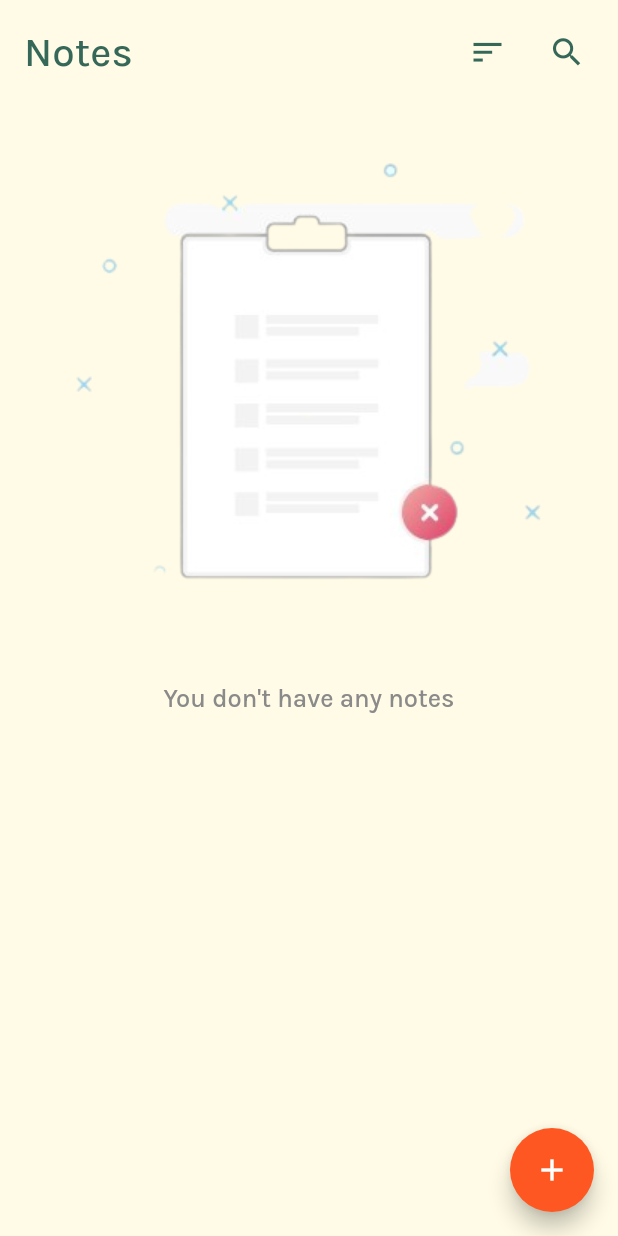
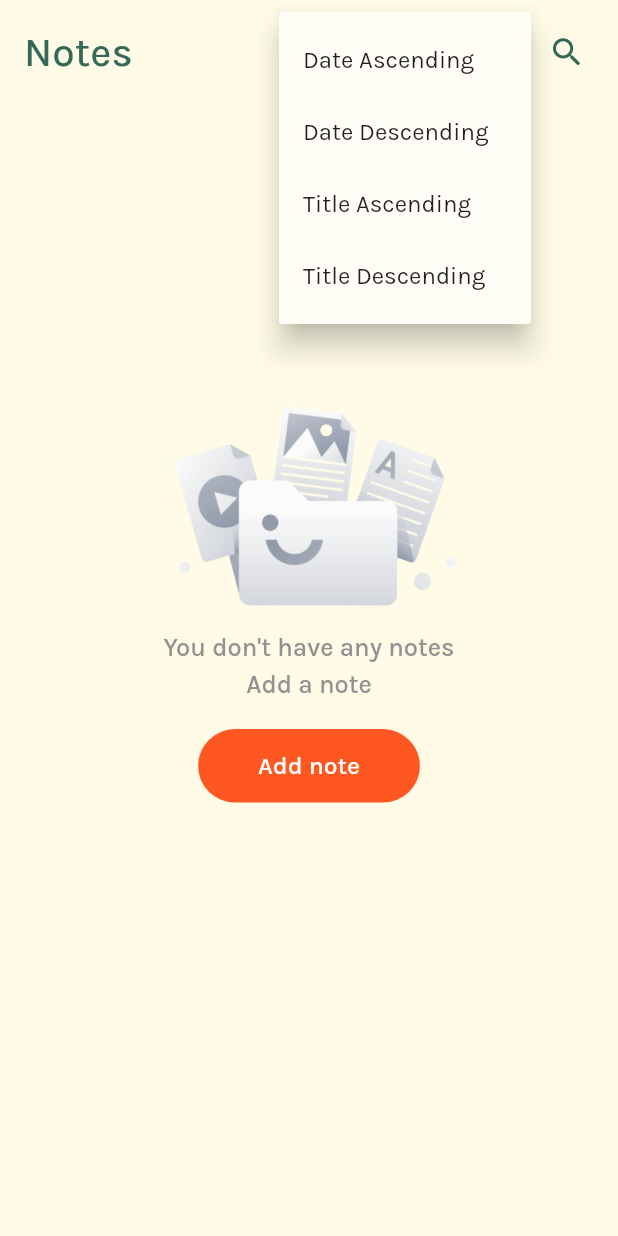
Before and after one commit to ankuobed/notes-app, a Flutter app: the screen it shows after launch, after a tap on the "sort" icon, on a phone screen of 412 x 824 dp. Run offline on Flutter 3.47's test engine with Material 2 defaults, Android fonts, the light colour scheme and no system bars; our stand-ins replace shared_preferences.

Commit message:
feat: sorting list of notes

```diff
--- a/lib/home/home_page.dart
+++ b/lib/home/home_page.dart
@@ -3,18 +3,30 @@ import 'package:flutter/services.dart';
 
 import 'package:notes/home/widgets.dart';
 import 'package:notes/models/note.dart';
-import 'package:notes/providers/note.dart';
+import 'package:notes/providers/note_provider.dart';
 import 'package:notes/utils/colors.dart';
 import 'package:notes/utils/responsive.dart';
 import 'package:notes/utils/routes.dart';
 import 'package:provider/provider.dart';
 
 class HomePage extends StatelessWidget {
-  const HomePage({Key? key}) : super(key: key);
+  HomePage({Key? key}) : super(key: key);
+
+  final _sortChoices = [
+    'Date Ascending',
+    'Date Descending',
+    'Title Ascending',
+    'Title Descending'
+  ];
+
+  // void _selete(String choice) {
+  //   print(choice);
+  // }
 
   @override
   Widget build(BuildContext context) {
     List<Note> notes = Provider.of<NotesProvider>(context).notes;
+    Function sortNotes = Provider.of<NotesProvider>(context).sortNotes;
 
     return Scaffold(
       appBar: AppBar(
@@ -27,7 +39,7 @@ class HomePage extends StatelessWidget {
             style: TextStyle(fontSize: 27, fontWeight: FontWeight.w500)),
         toolbarHeight: 70,
         actions: [
-          Responsive.isDesktop(context)
+          Responsive.isDesktop(context) && notes.isNotEmpty
               ? Container(
                   height: 45,
                   width: 45,
@@ -46,15 +58,37 @@ class HomePage extends StatelessWidget {
                       )),
                 )
               : Container(),
-          Container(
-            margin: const EdgeInsets.only(right: 5),
-            child: IconButton(
-                splashRadius: 25,
-                onPressed: () {},
-                icon: const Icon(
-                  Icons.sort,
-                  size: 25,
-                )),
+          PopupMenuButton(
+            onSelected: (choice) {
+              switch (choice) {
+                case 'Title Ascending':
+                  sortNotes(Sort.titleAscending);
+                  break;
+                case 'Title Descending':
+                  sortNotes(Sort.titleDescending);
+                  break;
+                case 'Date Ascending':
+                  sortNotes(Sort.dateAscending);
+                  break;
+                case 'Date Descending':
+                  sortNotes(Sort.dateDescending);
+                  break;
+              }
+            },
+            color: Color.fromARGB(255, 255, 253, 245),
+            icon: const Icon(
+              Icons.sort,
+              size: 25,
+            ),
+            padding: const EdgeInsets.all(0),
+            itemBuilder: (BuildContext context) {
+              return _sortChoices.map((String choice) {
+                return PopupMenuItem<String>(
+                  value: choice,
+                  child: Text(choice),
+                );
+              }).toList();
+            },
           ),
           Container(
             margin: const EdgeInsets.only(right: 10),
@@ -73,7 +107,7 @@ class HomePage extends StatelessWidget {
       ),
       backgroundColor: MyColors.background,
       body: Notes(notes: notes),
-      floatingActionButton: !Responsive.isDesktop(context)
+      floatingActionButton: !Responsive.isDesktop(context) && notes.isNotEmpty
           ? FloatingActionButton(
               child: const Icon(Icons.add, color: Colors.white),
               onPressed: () => Navigator.pushNamed(context, Routes.createNote),
--- a/lib/home/widgets.dart
+++ b/lib/home/widgets.dart
@@ -13,13 +13,46 @@ class Notes extends StatelessWidget {
     return notes.isEmpty
         ? Center(
             child: Column(
-              children: const [
-                Image(image: AssetImage('assets/images/empty-list.png')),
-                Text("You don't have any notes",
-                    style: TextStyle(
-                        fontWeight: FontWeight.w500,
-                        fontSize: 17,
-                        color: Color.fromARGB(255, 138, 138, 138))),
+              mainAxisAlignment: MainAxisAlignment.center,
+              mainAxisSize: MainAxisSize.max,
+              children: [
+                const Image(
+                  image: AssetImage('assets/images/empty-list.png'),
+                  width: 220,
+                ),
+                const Text(
+                  "You don't have any notes",
+                  style: TextStyle(
+                      fontWeight: FontWeight.w500,
+                      fontSize: 17,
+                      color: Color.fromARGB(255, 146, 146, 146)),
+                ),
+                const SizedBox(
+                  height: 5,
+                ),
+                const Text(
+                  "Add a note",
+                  style: TextStyle(
+                      fontWeight: FontWeight.w500,
+                      fontSize: 17,
+                      color: Color.fromARGB(255, 146, 146, 146)),
+                ),
+                const SizedBox(height: 20),
+                ElevatedButton(
+                  onPressed: () =>
+                      Navigator.pushNamed(context, Routes.createNote),
+                  style: ButtonStyle(
+                      padding: MaterialStateProperty.all(
+                        const EdgeInsets.symmetric(
+                            horizontal: 40, vertical: 15),
+                      ),
+                      elevation: MaterialStateProperty.all(0),
+                      shape: MaterialStateProperty.all(RoundedRectangleBorder(
+                          borderRadius: BorderRadius.circular(25)))),
+                  child:
+                      const Text('Add note', style: TextStyle(fontSize: 16.5)),
+                ),
+                const SizedBox(height: 100),
               ],
             ),
           )
@@ -93,7 +126,7 @@ class NoteItem extends StatelessWidget {
             Padding(
               padding: const EdgeInsets.only(top: 5),
               child: Text(
-                note.date.toUpperCase(),
+                note.dateFormatted.toUpperCase(),
                 style: TextStyle(
                     fontSize: 12.5,
                     fontWeight: FontWeight.w500,
--- a/lib/main.dart
+++ b/lib/main.dart
@@ -4,7 +4,7 @@ import 'package:flutter/material.dart';
 import 'package:notes/home/home_page.dart';
 import 'package:notes/notes/create_note_page.dart';
 import 'package:notes/notes/note_details.dart';
-import 'package:notes/providers/note.dart';
+import 'package:notes/providers/note_provider.dart';
 import 'package:notes/utils/colors.dart';
 import 'package:notes/utils/routes.dart';
 import 'package:provider/provider.dart';
@@ -36,7 +36,7 @@ class MyApp extends StatelessWidget {
         ),
         initialRoute: Routes.home,
         routes: {
-          Routes.home: (context) => const HomePage(),
+          Routes.home: (context) => HomePage(),
           Routes.createNote: (context) => const CreateNote(),
           Routes.noteDetails: (context) => const NoteDetails(),
         },
--- a/lib/models/note.dart
+++ b/lib/models/note.dart
@@ -5,7 +5,11 @@ class Note {
   String id = const Uuid().v4();
   String title;
   String body;
-  String date = DateFormat('dd MMM, hh:mma').format(DateTime.now());
+  // String date = DateFormat('dd MMM, hh:mma').format(DateTime.now());
+  String date = DateTime.now().toString();
+
+  String get dateFormatted =>
+      DateFormat('dd MMM, hh:mma').format(DateTime.parse(date));
 
   Note({required this.title, required this.body});
 
--- a/lib/notes/create_note_page.dart
+++ b/lib/notes/create_note_page.dart
@@ -1,6 +1,6 @@
 import 'package:flutter/material.dart';
 import 'package:notes/models/note.dart';
-import 'package:notes/providers/note.dart';
+import 'package:notes/providers/note_provider.dart';
 import 'package:notes/utils/colors.dart';
 import 'package:notes/utils/routes.dart';
 import 'package:provider/provider.dart';
--- a/lib/notes/note_details.dart
+++ b/lib/notes/note_details.dart
@@ -1,6 +1,6 @@
 import 'package:flutter/material.dart';
 import 'package:notes/models/note.dart';
-import 'package:notes/providers/note.dart';
+import 'package:notes/providers/note_provider.dart';
 import 'package:notes/utils/colors.dart';
 import 'package:provider/provider.dart';
 
@@ -58,7 +58,7 @@ class NoteDetails extends StatelessWidget {
                   fontWeight: FontWeight.w500,
                   color: MyColors.secondary,
                 )),
-            Text(note.date.toUpperCase(),
+            Text(note.dateFormatted.toUpperCase(),
                 style: TextStyle(
                     fontSize: 14,
                     height: 1.8,
--- a/lib/providers/note.dart
+++ b/lib/providers/note_provider.dart
@@ -3,6 +3,8 @@ import 'dart:convert';
 import 'package:flutter/material.dart';
 import 'package:notes/models/note.dart';
 import 'package:shared_preferences/shared_preferences.dart';
+
+enum Sort { dateAscending, dateDescending, titleAscending, titleDescending }
 
 class NotesProvider extends ChangeNotifier {
   List<Note> _notes = [];
@@ -61,4 +63,25 @@ class NotesProvider extends ChangeNotifier {
 
     notifyListeners();
   }
+
+  void sortNotes(Sort s) async {
+    switch (s) {
+      case Sort.titleAscending:
+        _notes.sort((a, b) => b.title.compareTo(a.title));
+        break;
+      case Sort.titleDescending:
+        _notes.sort((a, b) => a.title.compareTo(b.title));
+        break;
+      case Sort.dateAscending:
+        _notes.sort(
+            (a, b) => DateTime.parse(b.date).compareTo(DateTime.parse(a.date)));
+        break;
+      case Sort.dateDescending:
+        _notes.sort(
+            (a, b) => DateTime.parse(a.date).compareTo(DateTime.parse(b.date)));
+        break;
+    }
+
+    notifyListeners();
+  }
 }
```
Also changed, not shown: assets/images/empty-list.png.
